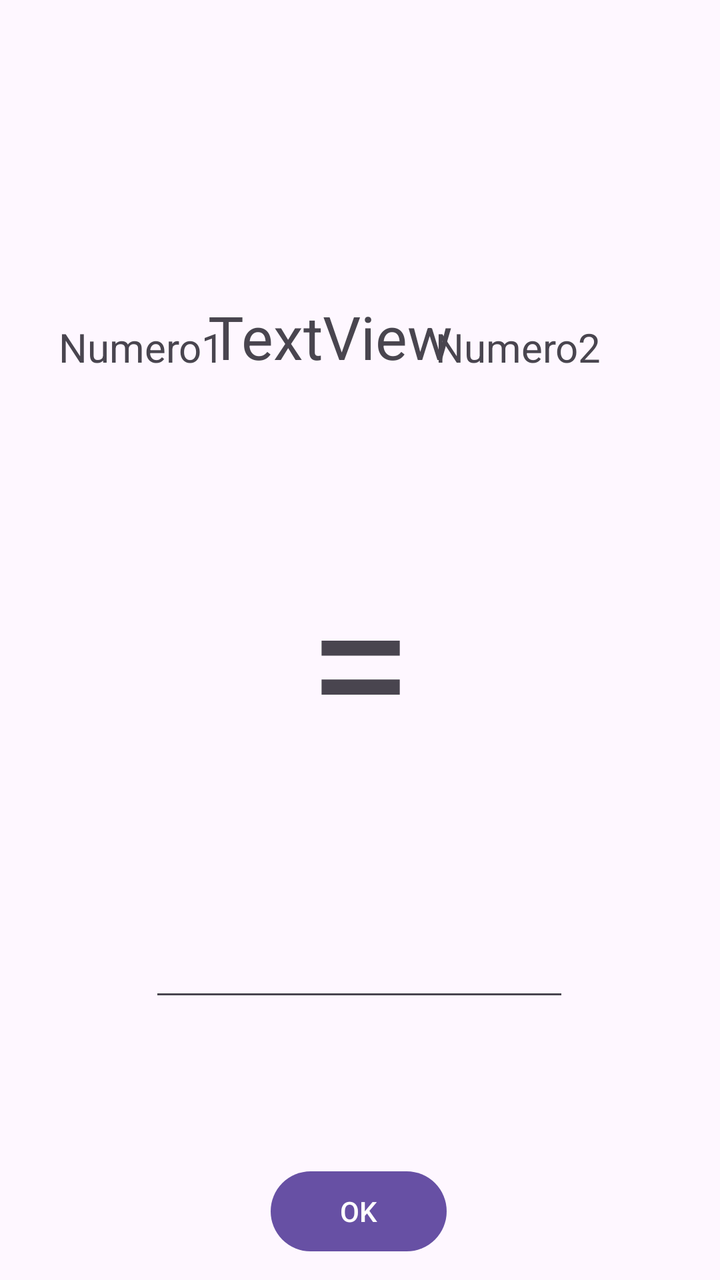
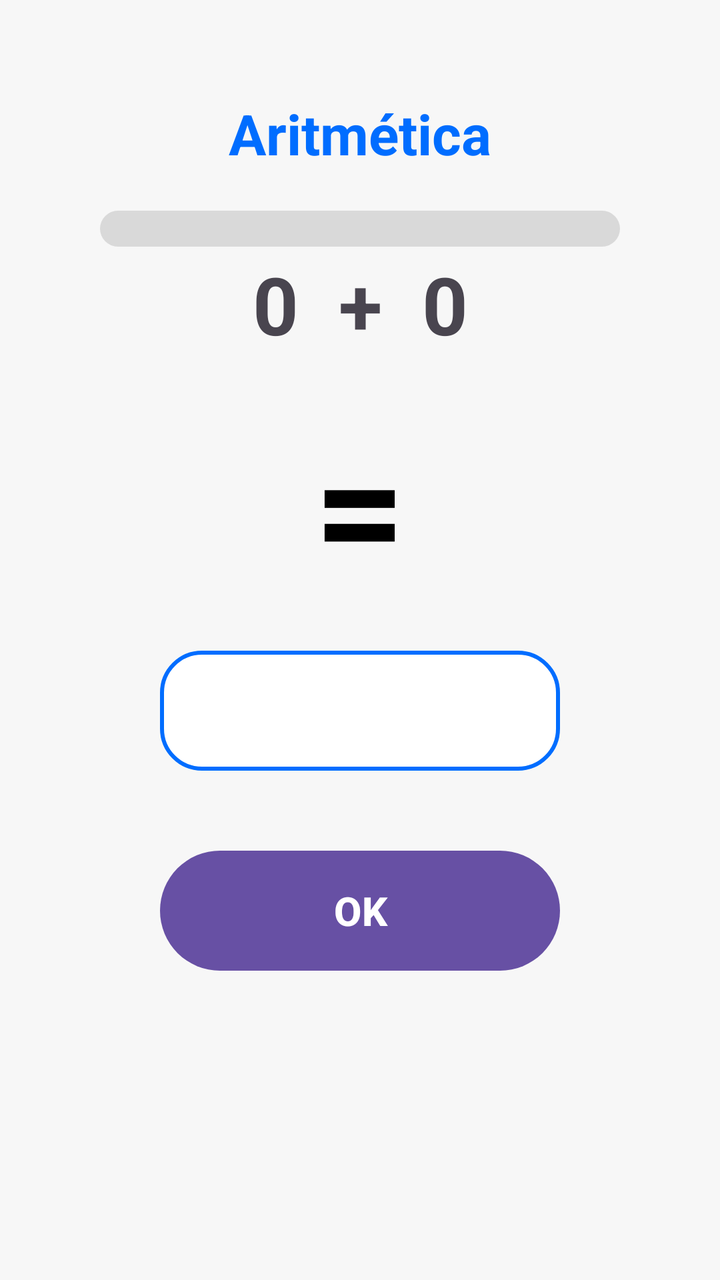

Compare the two renders of this Android layout. The source of the first and the diff that turns it into the second are given below.
<!-- AndroidManifest.xml: application theme Theme.MatematicaDivertida -->
<!-- res/layout/activity_aritimetica.xml -->
<?xml version="1.0" encoding="utf-8"?>
<androidx.constraintlayout.widget.ConstraintLayout xmlns:android="http://schemas.android.com/apk/res/android"
    xmlns:app="http://schemas.android.com/apk/res-auto"
    xmlns:tools="http://schemas.android.com/tools"
    android:id="@+id/main"
    android:layout_width="match_parent"
    android:layout_height="match_parent"
    tools:context=".AritimeticaActivity">

    <TextView
        android:id="@+id/num1"
        android:layout_width="wrap_content"
        android:layout_height="wrap_content"
        android:layout_marginTop="160dp"
        android:text="Numero1"
        android:textAlignment="center"
        android:textSize="20dp"
        app:layout_constraintEnd_toEndOf="parent"
        app:layout_constraintHorizontal_bias="0.106"
        app:layout_constraintStart_toStartOf="parent"
        app:layout_constraintTop_toTopOf="parent" />

    <TextView
        android:id="@+id/num2"
        android:layout_width="wrap_content"
        android:layout_height="wrap_content"
        android:layout_marginTop="160dp"
        android:text="Numero2"
        android:textAlignment="center"
        android:textSize="20dp"
        app:layout_constraintEnd_toEndOf="parent"
        app:layout_constraintHorizontal_bias="0.786"
        app:layout_constraintStart_toStartOf="parent"
        app:layout_constraintTop_toTopOf="parent" />

    <TextView
        android:id="@+id/op"
        android:layout_width="wrap_content"
        android:layout_height="wrap_content"
        android:layout_marginTop="148dp"
        android:text="TextView"
        android:textAlignment="center"
        android:textSize="30dp"
        app:layout_constraintEnd_toStartOf="@+id/num2"
        app:layout_constraintHorizontal_bias="0.492"
        app:layout_constraintStart_toEndOf="@+id/num1"
        app:layout_constraintTop_toTopOf="parent" />

    <TextView
        android:id="@+id/textView3"
        android:layout_width="wrap_content"
        android:layout_height="wrap_content"
        android:layout_marginTop="76dp"
        android:text="="
        android:textAlignment="center"
        android:textSize="96sp"
        app:layout_constraintEnd_toEndOf="parent"
        app:layout_constraintStart_toStartOf="parent"
        app:layout_constraintTop_toBottomOf="@+id/op" />

    <EditText
        android:id="@+id/resposta"
        android:layout_width="wrap_content"
        android:layout_height="wrap_content"
        android:layout_marginTop="72dp"
        android:ems="10"
        android:inputType="number"
        android:textAlignment="center"
        app:layout_constraintEnd_toEndOf="parent"
        app:layout_constraintHorizontal_bias="0.497"
        app:layout_constraintStart_toStartOf="parent"
        app:layout_constraintTop_toBottomOf="@+id/textView3" />

    <Button
        android:id="@+id/btnOk"
        android:layout_width="wrap_content"
        android:layout_height="wrap_content"
        android:layout_marginTop="76dp"
        android:text="OK"
        app:layout_constraintEnd_toEndOf="parent"
        app:layout_constraintHorizontal_bias="0.498"
        app:layout_constraintStart_toStartOf="parent"
        app:layout_constraintTop_toBottomOf="@+id/resposta" />
</androidx.constraintlayout.widget.ConstraintLayout>
<!-- resources referenced by this layout -->
<resources>
  <style name="Theme.MatematicaDivertida" parent="Base.Theme.MatematicaDivertida" />
  <style name="Base.Theme.MatematicaDivertida" parent="Theme.Material3.DayNight.NoActionBar">
          
          
      </style>
</resources>

<!-- the commit's change to res/layout/activity_aritimetica.xml (unified diff, before → after) -->
@@ -1,84 +1,115 @@
 <?xml version="1.0" encoding="utf-8"?>
 <androidx.constraintlayout.widget.ConstraintLayout xmlns:android="http://schemas.android.com/apk/res/android"
     xmlns:app="http://schemas.android.com/apk/res-auto"
-    xmlns:tools="http://schemas.android.com/tools"
     android:id="@+id/main"
     android:layout_width="match_parent"
     android:layout_height="match_parent"
-    tools:context=".AritimeticaActivity">
+    android:background="#F7F7F7">
 
     <TextView
-        android:id="@+id/num1"
+        android:id="@+id/titleArit"
         android:layout_width="wrap_content"
         android:layout_height="wrap_content"
-        android:layout_marginTop="160dp"
-        android:text="Numero1"
-        android:textAlignment="center"
-        android:textSize="20dp"
-        app:layout_constraintEnd_toEndOf="parent"
-        app:layout_constraintHorizontal_bias="0.106"
+        android:text="Aritmética"
+        android:textColor="#006DFF"
+        android:textSize="28sp"
+        android:textStyle="bold"
+        android:layout_marginTop="48dp"
+        app:layout_constraintTop_toTopOf="parent"
         app:layout_constraintStart_toStartOf="parent"
-        app:layout_constraintTop_toTopOf="parent" />
+        app:layout_constraintEnd_toEndOf="parent"/>
+
+    <ProgressBar
+        android:id="@+id/progresso"
+        style="@android:style/Widget.ProgressBar.Horizontal"
+        android:layout_width="260dp"
+        android:layout_height="18dp"
+        android:progressDrawable="@drawable/progress_bar_style"
+        android:max="5"
+        android:progress="0"
+        app:layout_constraintTop_toBottomOf="@id/titleArit"
+        android:layout_marginTop="20dp"
+        app:layout_constraintStart_toStartOf="parent"
+        app:layout_constraintEnd_toEndOf="parent"/>
+
+    <LinearLayout
+        android:id="@+id/layoutOperacao"
+        android:orientation="horizontal"
+        android:gravity="center"
+        android:layout_width="wrap_content"
+        android:layout_height="wrap_content"
+        android:layout_marginTop="40dp"
+        app:layout_constraintTop_toBottomOf="@+id/titleArit"
+        app:layout_constraintStart_toStartOf="parent"
+        app:layout_constraintEnd_toEndOf="parent">
+
+        <TextView
+            android:id="@+id/num1"
+            android:layout_width="wrap_content"
+            android:layout_height="wrap_content"
+            android:text="0"
+            android:textSize="40sp"
+            android:textStyle="bold"/>
+
+        <TextView
+            android:id="@+id/op"
+            android:layout_width="wrap_content"
+            android:layout_height="wrap_content"
+            android:text="+"
+            android:textSize="40sp"
+            android:textStyle="bold"
+            android:layout_marginStart="20dp"
+            android:layout_marginEnd="20dp"/>
+
+        <TextView
+            android:id="@+id/num2"
+            android:layout_width="wrap_content"
+            android:layout_height="wrap_content"
+            android:text="0"
+            android:textSize="40sp"
+            android:textStyle="bold"/>
+    </LinearLayout>
 
     <TextView
-        android:id="@+id/num2"
+        android:id="@+id/sinalIgual"
         android:layout_width="wrap_content"
         android:layout_height="wrap_content"
-        android:layout_marginTop="160dp"
-        android:text="Numero2"
-        android:textAlignment="center"
-        android:textSize="20dp"
-        app:layout_constraintEnd_toEndOf="parent"
-        app:layout_constraintHorizontal_bias="0.786"
+        android:text="="
+        android:textSize="80sp"
+        android:textStyle="bold"
+        android:textColor="#000000"
+        android:layout_marginTop="20dp"
+        app:layout_constraintTop_toBottomOf="@+id/layoutOperacao"
         app:layout_constraintStart_toStartOf="parent"
-        app:layout_constraintTop_toTopOf="parent" />
-
-    <TextView
-        android:id="@+id/op"
-        android:layout_width="wrap_content"
-        android:layout_height="wrap_content"
-        android:layout_marginTop="148dp"
-        android:text="TextView"
-        android:textAlignment="center"
-        android:textSize="30dp"
-        app:layout_constraintEnd_toStartOf="@+id/num2"
-        app:layout_constraintHorizontal_bias="0.492"
-        app:layout_constraintStart_toEndOf="@+id/num1"
-        app:layout_constraintTop_toTopOf="parent" />
-
-    <TextView
-        android:id="@+id/textView3"
-        android:layout_width="wrap_content"
-        android:layout_height="wrap_content"
-        android:layout_marginTop="76dp"
-        android:text="="
-        android:textAlignment="center"
-        android:textSize="96sp"
-        app:layout_constraintEnd_toEndOf="parent"
-        app:layout_constraintStart_toStartOf="parent"
-        app:layout_constraintTop_toBottomOf="@+id/op" />
+        app:layout_constraintEnd_toEndOf="parent"/>
 
     <EditText
         android:id="@+id/resposta"
-        android:layout_width="wrap_content"
-        android:layout_height="wrap_content"
-        android:layout_marginTop="72dp"
-        android:ems="10"
+        android:layout_width="200dp"
+        android:layout_height="60dp"
+        android:layout_marginTop="20dp"
+        android:background="@drawable/rounded_input"
+        android:padding="10dp"
+        android:textAlignment="center"
+        android:textSize="22sp"
         android:inputType="number"
-        android:textAlignment="center"
-        app:layout_constraintEnd_toEndOf="parent"
-        app:layout_constraintHorizontal_bias="0.497"
+        app:layout_constraintTop_toBottomOf="@+id/sinalIgual"
         app:layout_constraintStart_toStartOf="parent"
-        app:layout_constraintTop_toBottomOf="@+id/textView3" />
+        app:layout_constraintEnd_toEndOf="parent"/>
 
     <Button
         android:id="@+id/btnOk"
-        android:layout_width="wrap_content"
-        android:layout_height="wrap_content"
-        android:layout_marginTop="76dp"
+        android:layout_width="200dp"
+        android:layout_height="60dp"
         android:text="OK"
-        app:layout_constraintEnd_toEndOf="parent"
-        app:layout_constraintHorizontal_bias="0.498"
+        android:textSize="20sp"
+        android:textStyle="bold"
+        android:textColor="#FFFFFF"
+        android:background="@drawable/rounded_button_blue"
+        android:elevation="6dp"
+        android:layout_marginTop="40dp"
+        app:layout_constraintTop_toBottomOf="@+id/resposta"
         app:layout_constraintStart_toStartOf="parent"
-        app:layout_constraintTop_toBottomOf="@+id/resposta" />
+        app:layout_constraintEnd_toEndOf="parent"/>
+
 </androidx.constraintlayout.widget.ConstraintLayout>
<!-- resource entries referenced after the edit -->
@@ -1,5 +1,46 @@
 <!-- resources referenced by this layout -->
 <resources>
+  <!-- drawable progress_bar_style (drawable) -->
+  <?xml version="1.0" encoding="utf-8"?>
+  <layer-list xmlns:android="http://schemas.android.com/apk/res/android">
+  
+      <item android:id="@android:id/background">
+          <shape android:shape="rectangle">
+              <solid android:color="#D9D9D9"/>
+              <corners android:radius="20dp"/>
+          </shape>
+      </item>
+  
+      <item android:id="@android:id/progress">
+          <clip>
+              <shape android:shape="rectangle">
+                  <solid android:color="#006DFF"/>
+                  <corners android:radius="20dp"/>
+              </shape>
+          </clip>
+      </item>
+  
+  </layer-list>
+  <!-- drawable rounded_button_blue (drawable) -->
+  <?xml version="1.0" encoding="utf-8"?>
+  <ripple xmlns:android="http://schemas.android.com/apk/res/android"
+      android:color="?attr/colorControlHighlight">
+  
+      <item>
+          <shape android:shape="rectangle">
+              <solid android:color="#006DFF"/>
+              <corners android:radius="40dp"/>
+          </shape>
+      </item>
+  
+  </ripple>
+  <!-- drawable rounded_input (drawable) -->
+  <?xml version="1.0" encoding="utf-8"?>
+  <shape xmlns:android="http://schemas.android.com/apk/res/android">
+      <solid android:color="#FFFFFF"/>
+      <corners android:radius="20dp"/>
+      <stroke android:width="2dp" android:color="#006DFF"/>
+  </shape>
   <style name="Theme.MatematicaDivertida" parent="Base.Theme.MatematicaDivertida" />
   <style name="Base.Theme.MatematicaDivertida" parent="Theme.Material3.DayNight.NoActionBar">
           
